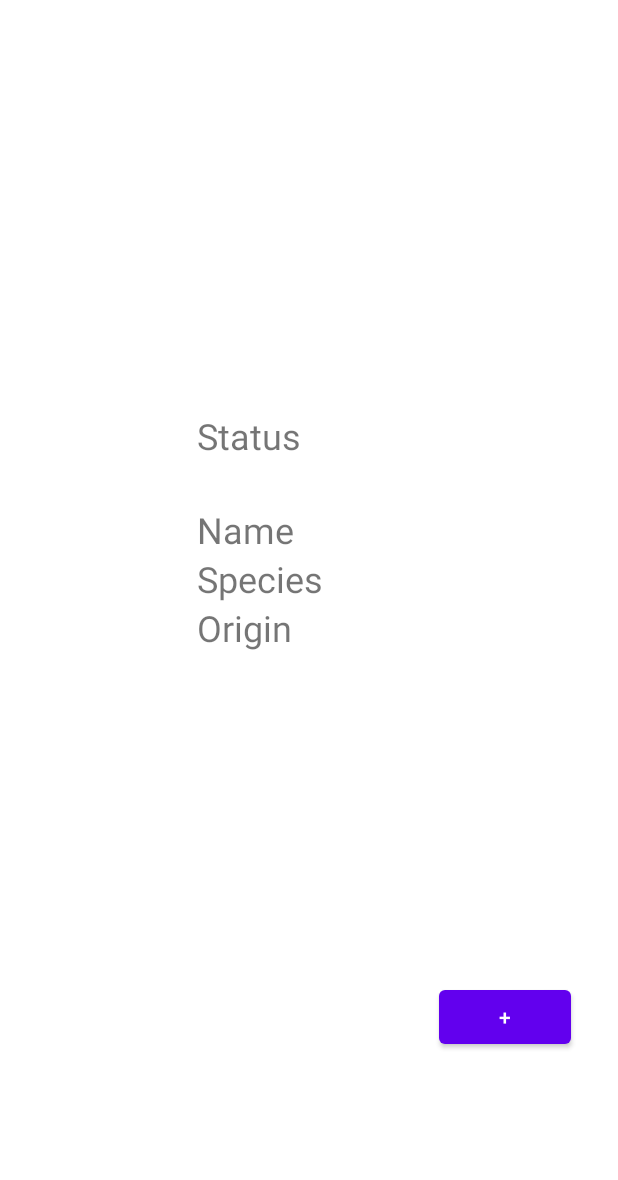
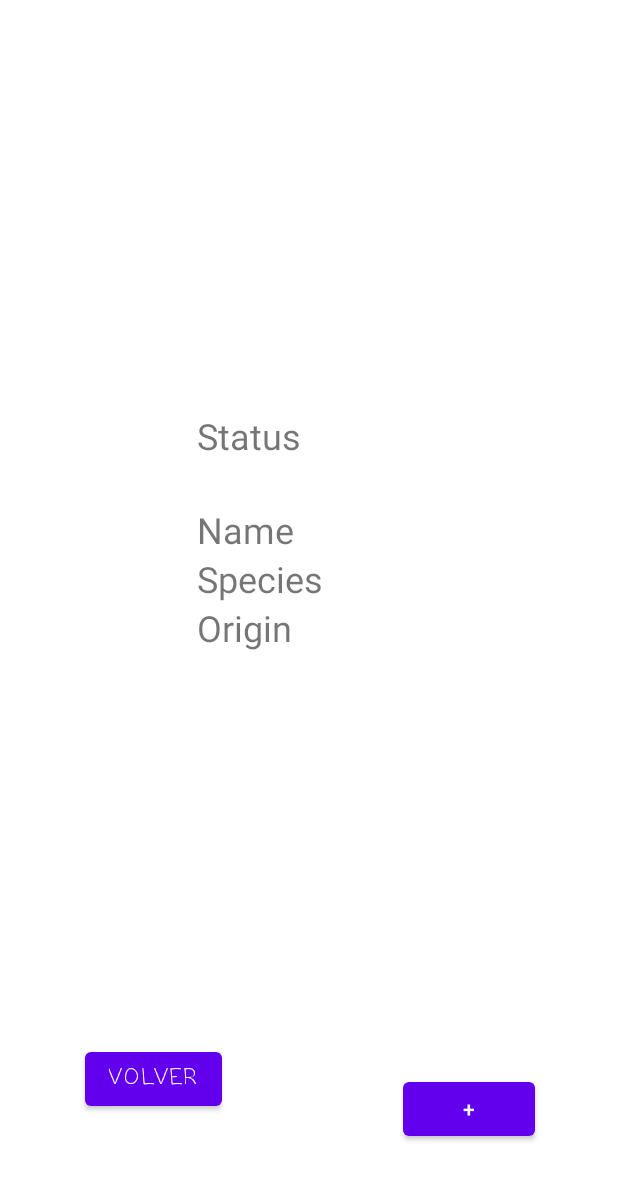
Before and after one commit to ORT-PF/ort.edu.ar.tp3, an Android app: the layout fragment_detail.xml on its own in the app's theme, with its tools: preview values and no code run, on a phone screen of 412 x 824 dp. Shown: the top 1180 px of the screen. Run offline under Robolectric (Android 15) with nearby library versions, the phone set to English and light mode, and no system bars.

Commit message:
Agregado de back button en el details fragment, agregado de dao para persistir personajes favoritos, agregado de login que valida si el usuario ya está registrado, y por último, la obtención de los personajes favoritos (a nivel repositorio local) del usuario logueado

```diff
--- a/app/src/main/java/com/example/ortexamentp3/domain/dao/FavouriteCharacterDao.kt
+++ b/app/src/main/java/com/example/ortexamentp3/domain/dao/FavouriteCharacterDao.kt
@@ -13,6 +13,9 @@ interface FavouriteCharacterDao {
     @Query("SELECT Favouritecharacter.characterId FROM Favouritecharacter WHERE uid = :userId")
     fun getFavCharacterIdsByUserId(userId : Int) : Array<Int>
 
+    @Query("SELECT * FROM Favouritecharacter WHERE uid = :userId")
+    fun getFavCharacters(userId : Int) : List<FavouriteCharacter>
+
     @Insert(entity = FavouriteCharacter::class)
     fun insertFavChar(favChar: FavouriteCharacter) : Long
 
--- a/app/src/main/java/com/example/ortexamentp3/fragments/HomeFragment.kt
+++ b/app/src/main/java/com/example/ortexamentp3/fragments/HomeFragment.kt
@@ -22,6 +22,7 @@ import retrofit2.Callback
 import retrofit2.Response
 
 class HomeFragment : Fragment(), OnCharacterClickedListener {
+    private var userId : Long? = null
 
     override fun onCreate(savedInstanceState: Bundle?) {
         super.onCreate(savedInstanceState)
@@ -41,6 +42,7 @@ class HomeFragment : Fragment(), OnCharacterClickedListener {
         val retrofitClient = RetrofitClientBuilder.buildService(RetrofitCharacterList::class.java)
         val recyclerView = view.findViewById<RecyclerView>(R.id.recyclerView)
 
+        userId = arguments?.getLong("userId")
 
         retrofitClient.getCharacters().enqueue(object : Callback<CharacterListResponse> {
             override fun onResponse(
@@ -70,7 +72,7 @@ class HomeFragment : Fragment(), OnCharacterClickedListener {
     }
 
     override fun onProductSelected(character: Character) {
-        findNavController().navigate(HomeFragmentDirections.actionHomeFragmentToDetailFragment(character))
+        findNavController().navigate(HomeFragmentDirections.actionHomeFragmentToDetailFragment(character, userId!!))
     }
 
 
--- a/app/src/main/res/layout/fragment_detail.xml
+++ b/app/src/main/res/layout/fragment_detail.xml
@@ -27,8 +27,8 @@
             android:id="@+id/textViewDetailStatus"
             android:layout_width="wrap_content"
             android:layout_height="wrap_content"
+            android:layout_marginStart="75dp"
             android:layout_marginTop="20dp"
-            android:layout_marginStart="75dp"
             android:text="Status"
             android:textSize="24sp"></TextView>
 
@@ -36,8 +36,8 @@
             android:id="@+id/textViewDetailName"
             android:layout_width="wrap_content"
             android:layout_height="wrap_content"
+            android:layout_marginStart="75dp"
             android:layout_marginTop="30dp"
-            android:layout_marginStart="75dp"
             android:text="Name"
             android:textSize="24sp"></TextView>
 
@@ -63,14 +63,27 @@
         android:id="@+id/buttonAddToFavorites"
         android:layout_width="wrap_content"
         android:layout_height="wrap_content"
-        android:layout_marginTop="60dp"
-        android:layout_marginBottom="32dp"
         android:text="+"
         app:layout_constraintBottom_toBottomOf="parent"
         app:layout_constraintEnd_toEndOf="parent"
-        app:layout_constraintHorizontal_bias="0.904"
+        app:layout_constraintHorizontal_bias="0.829"
         app:layout_constraintStart_toStartOf="parent"
-        app:layout_constraintTop_toBottomOf="@+id/linearLayoutCompat" />
+        app:layout_constraintTop_toTopOf="@+id/linearLayoutCompat"
+        app:layout_constraintVertical_bias="0.921" />
+
+    <Button
+        android:id="@+id/backToHomeFragment"
+        android:layout_width="wrap_content"
+        android:layout_height="wrap_content"
+        android:contentDescription="@string/fragment_details_button_text"
+        android:fontFamily="casual"
+        app:layout_constraintBottom_toBottomOf="parent"
+        app:layout_constraintEnd_toStartOf="@+id/buttonAddToFavorites"
+        app:layout_constraintHorizontal_bias="0.318"
+        app:layout_constraintStart_toStartOf="parent"
+        app:layout_constraintTop_toBottomOf="@+id/linearLayoutCompat"
+        app:layout_constraintVertical_bias="0.703"
+        tools:text="@string/fragment_details_button_text" />
 
 
 </androidx.constraintlayout.widget.ConstraintLayout>
--- a/app/src/main/res/values/strings.xml
+++ b/app/src/main/res/values/strings.xml
@@ -7,4 +7,5 @@
     <string name="fragment_login_password_hint">Contraseña</string>
     <string name="fragment_login_password_forgotten">¿Olvidaste tu contraseña?</string>
     <string name="fragment_login_button_text">Continuar</string>
+    <string name="fragment_details_button_text">Volver</string>
 </resources>
```
Also changed, not shown: app/src/main/java/com/example/ortexamentp3/domain/repositories/AppRepository.kt (+10 -2 lines), app/src/main/java/com/example/ortexamentp3/fragments/DetailFragment.kt (+32 -10 lines), app/src/main/java/com/example/ortexamentp3/fragments/FavouritesFragment.kt (+24 -0 lines), app/src/main/java/com/example/ortexamentp3/fragments/LoginFragment.kt (+13 -4 lines), app/src/main/res/navigation/main_activity_nav.xml (+11 -1 lines).
